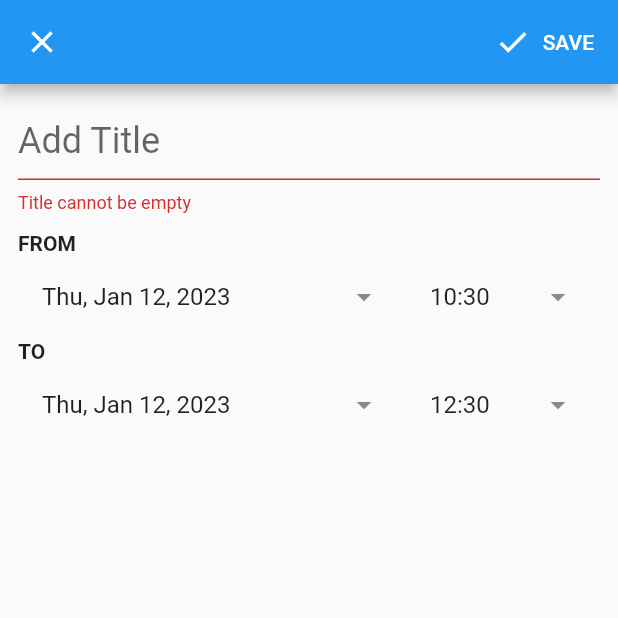
After one commit to EthanPERRUZZA/YourFriendsSchedules, a Flutter app: the EventEditingPage screen opened directly, after a tap on "SAVE", on a phone screen of 412 x 824 dp, the top half of it. The commit adds this screen. Run offline on Flutter 3.47's test engine with Material 2 defaults, Android fonts, the phone set to English and light mode, and no system bars; our stand-ins replace syncfusion_flutter_calendar.

Commit message:
event creation page (name/date from and to) + save of te event (no display yet)

```diff
--- /dev/null
+++ b/lib/model/event.dart
@@ -0,0 +1,19 @@
+import 'package:flutter/material.dart';
+
+class Event {
+  final String title;
+  final String description;
+  final DateTime from;
+  final DateTime to;
+  final Color backgroundColor;
+  final bool isAllDay;
+
+  const Event({
+    required this.title,
+    required this.description,
+    required this.from,
+    required this.to,
+    this.backgroundColor = Colors.lightGreen,
+    this.isAllDay = false,
+  });
+}
--- /dev/null
+++ b/lib/page/event_editing_page.dart
@@ -0,0 +1,239 @@
+import 'package:flutter/material.dart';
+import 'package:provider/src/provider.dart';
+import '../model/event.dart';
+import '../utils.dart';
+import '../provider/event_provider.dart';
+
+class EventEditingPage extends StatefulWidget {
+  final Event? event = null;
+
+  @override
+  _EventEditingPageState createState() => _EventEditingPageState();
+}
+
+class _EventEditingPageState extends State<EventEditingPage> {
+  final _formKey = GlobalKey<FormState>();
+  final titleController = TextEditingController();
+  late DateTime fromDate;
+  late DateTime toDate;
+
+  @override
+  void initState() {
+    super.initState();
+
+    if (widget.event == null) {
+      fromDate = DateTime.now();
+      toDate = DateTime.now().add(const Duration(hours: 2));
+    }
+  }
+
+  @override
+  void dispose() {
+    titleController.dispose();
+
+    super.dispose();
+  }
+
+  //Look of the page to add an event
+  @override
+  Widget build(BuildContext context) => Scaffold(
+      appBar: AppBar(
+        leading: CloseButton(),
+        actions: buildEditingActions(),
+      ),
+      body: SingleChildScrollView(
+        padding: EdgeInsets.all(12),
+        child: Form(
+          key: _formKey,
+          child: Column(
+            mainAxisSize: MainAxisSize.min,
+            children: <Widget>[
+              buildTitle(),
+              SizedBox(height: 12),
+              buildDateTimePickers(),
+            ],
+          ),
+        ),
+      ));
+
+  List<Widget> buildEditingActions() => [
+        ElevatedButton.icon(
+          style: ElevatedButton.styleFrom(
+            backgroundColor: Colors.transparent,
+            shadowColor: Colors.transparent,
+          ),
+          onPressed: saveForm,
+          icon: const Icon(Icons.done),
+          label: const Text('SAVE'),
+        ),
+      ];
+
+  //Field to type the title of the event
+  Widget buildTitle() => TextFormField(
+        style: TextStyle(fontSize: 24),
+        decoration: InputDecoration(
+          border: UnderlineInputBorder(),
+          hintText: 'Add Title',
+        ),
+        onFieldSubmitted: (_) {},
+        validator: (title) =>
+            title != null && title.isEmpty ? 'Title cannot be empty' : null,
+        controller: titleController,
+      );
+
+  //Dates Selector
+  Widget buildDateTimePickers() => Column(
+        children: [
+          buildFrom(), //Build the from selector
+          buildTo(), //Build the from selectot
+        ],
+      );
+
+  Widget buildFrom() => buildHeader(
+      header: 'FROM',
+      child: Row(
+        children: [
+          Expanded(
+            flex: 2,
+            child: buildDropDownField(
+              text: Utils.toDate(fromDate),
+              onClicked: () => pickFromDateTime(pickDate: true),
+            ),
+          ),
+          Expanded(
+            child: buildDropDownField(
+              text: Utils.toTime(fromDate),
+              onClicked: () => pickFromDateTime(pickDate: false),
+            ),
+          )
+        ],
+      ));
+
+  Widget buildTo() => buildHeader(
+      header: 'TO',
+      child: Row(
+        children: [
+          Expanded(
+            flex: 2,
+            child: buildDropDownField(
+              text: Utils.toDate(toDate),
+              onClicked: () => pickToDateTime(pickDate: true),
+            ),
+          ),
+          Expanded(
+            child: buildDropDownField(
+              text: Utils.toTime(toDate),
+              onClicked: () => pickToDateTime(pickDate: false),
+            ),
+          )
+        ],
+      ));
+
+  Future pickFromDateTime({required bool pickDate}) async {
+    //We get the new date
+    final date = await pickDateTime(fromDate, pickDate: pickDate);
+
+    //If user didn't cancel
+    if (date == null) return;
+
+    //If from date is after todate then we change the to date
+    if (date.isAfter(toDate)) {
+      toDate =
+          DateTime(date.year, date.month, date.day, toDate.hour, toDate.minute);
+    }
+
+    //Then, display the new date
+    setState(() => fromDate = date);
+  }
+
+  Future pickToDateTime({required bool pickDate}) async {
+    //We get the new date
+    final date = await pickDateTime(toDate,
+        pickDate: pickDate,
+        //makes impossible to chose a date before the fromDate
+        firstDate: pickDate ? fromDate : null);
+
+    //If user didn't cancel
+    if (date == null) return;
+
+    //Then, display the new date
+    setState(() => toDate = date);
+  }
+
+  Future<DateTime?> pickDateTime(
+    DateTime initialDate, {
+    required bool pickDate,
+    DateTime? firstDate,
+  }) async {
+    if (pickDate) {
+      final date = await showDatePicker(
+          context: context,
+          initialDate: initialDate,
+          firstDate: firstDate ?? DateTime(2023),
+          lastDate: DateTime(2500));
+
+      if (date == null) return null;
+
+      final time =
+          Duration(hours: initialDate.hour, minutes: initialDate.minute);
+
+      return date.add(time);
+    } else {
+      final timeOfDay = await showTimePicker(
+        context: context,
+        initialTime: TimeOfDay.fromDateTime(initialDate),
+      );
+
+      if (timeOfDay == null) return null;
+
+      final date =
+          DateTime(initialDate.year, initialDate.month, initialDate.day);
+      final time = Duration(hours: timeOfDay.hour, minutes: timeOfDay.minute);
+
+      return date.add(time);
+    }
+  }
+
+  Widget buildDropDownField({
+    required String text,
+    required VoidCallback onClicked,
+  }) =>
+      ListTile(
+        title: Text(text),
+        trailing: Icon(Icons.arrow_drop_down),
+        onTap: onClicked,
+      );
+
+  Widget buildHeader({
+    required String header,
+    required Widget child,
+  }) =>
+      Column(
+        crossAxisAlignment: CrossAxisAlignment.start,
+        children: [
+          Text(header, style: TextStyle(fontWeight: FontWeight.bold)),
+          child
+        ],
+      );
+
+  //Save the form's infos
+  Future saveForm() async {
+    //Check if valid (title not empty)
+    final isValid = _formKey.currentState!.validate();
+
+    if (isValid) {
+      final event = Event(
+        title: titleController.text,
+        description: 'None',
+        from: fromDate,
+        to: toDate,
+        isAllDay: false,
+      );
+
+      final provider = Provider.of<EventProvider>(context, listen: false);
+      provider.addEvent(event);
+
+      Navigator.of(context).pop();
+    }
+  }
+}
--- /dev/null
+++ b/lib/provider/event_provider.dart
@@ -0,0 +1,14 @@
+import 'package:flutter/cupertino.dart';
+import 'package:your_friends_schedules/model/event.dart';
+
+class EventProvider extends ChangeNotifier {
+  final List<Event> _events = [];
+
+  List<Event> get events => _events;
+
+  void addEvent(Event event) {
+    _events.add(event);
+
+    notifyListeners();
+  }
+}
--- /dev/null
+++ b/lib/utils.dart
@@ -0,0 +1,15 @@
+import 'package:intl/intl.dart';
+
+class Utils {
+  static String toDate(DateTime dateTime) {
+    final date = DateFormat.yMMMEd().format(dateTime);
+
+    return '$date';
+  }
+
+  static String toTime(DateTime dateTime) {
+    final time = DateFormat.Hm().format(dateTime);
+
+    return '$time';
+  }
+}
--- a/lib/widget/calendar_widget.dart
+++ b/lib/widget/calendar_widget.dart
@@ -4,6 +4,8 @@
 class CalendarWidget extends StatelessWidget {
   @override
   Widget build(BuildContext context) {
-    return SfCalendar();
+    return SfCalendar(
+      view: CalendarView.day,
+    );
   }
 }
--- a/pubspec.yaml
+++ b/pubspec.yaml
@@ -37,6 +37,9 @@
   # Use with the CupertinoIcons class for iOS style icons.
   cupertino_icons: ^1.0.2
   syncfusion_flutter_calendar: ^20.4.43
+  navigator: ^1.1.1
+  intl: ^0.18.0
+  provider: ^6.0.5
 
 dev_dependencies:
   flutter_test:
```
Also changed, not shown: lib/main.dart (+15 -1 lines), pubspec.lock.
